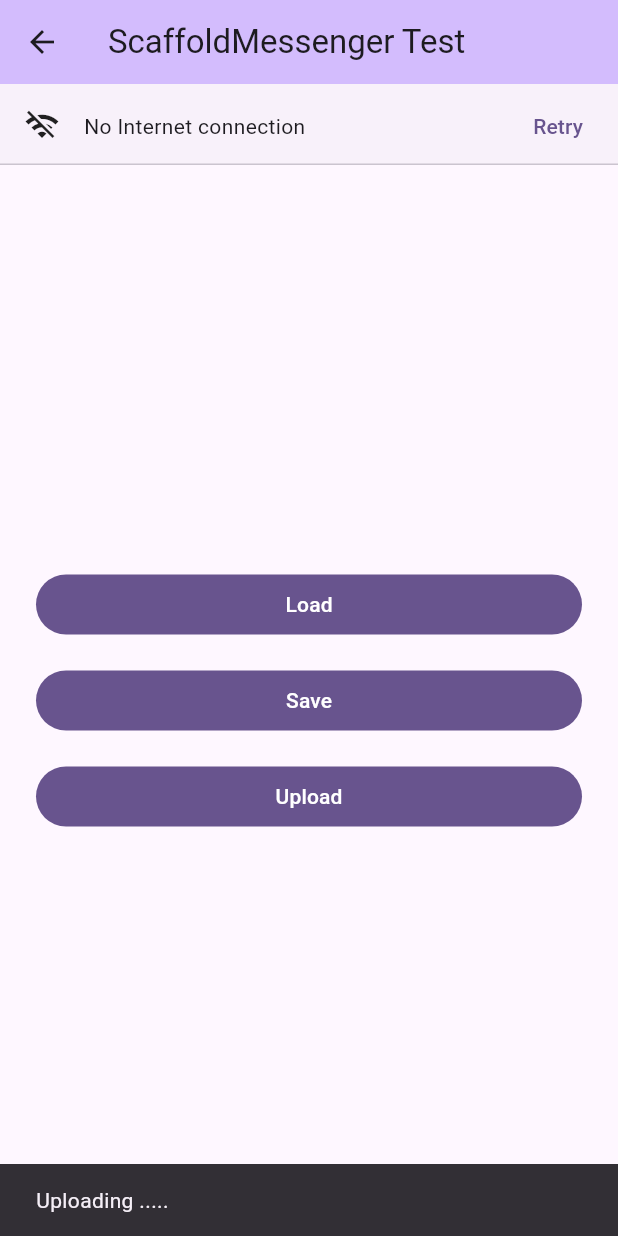
After one commit to mrashidcit/flutter-playground, a Flutter app: the ScaffoldMessengerTestScreen screen opened directly, after a tap on "Save", after a tap on "Upload", on a phone screen of 412 x 824 dp. The commit adds this screen. Run offline on Flutter 3.47's test engine with Material 3 defaults, Android fonts, the phone set to English and light mode, and no system bars.

Commit message:
feat: Practice ScaffoldMessanger with GlobalKey by showing Snackbar from Provider

```diff
--- a/lib/home/HomeScreen.dart
+++ b/lib/home/HomeScreen.dart
@@ -1,5 +1,6 @@
 import 'package:flutter/material.dart';
 import 'package:flutter_play_ground/fruit/FruitsScreen.dart';
+import 'package:flutter_play_ground/scaffoldMessenger/ScaffoldMessengerTestScreen.dart';
 import 'package:flutter_play_ground/signUp/SignUpScreen.dart';
 
 /// First screen of the app. Lets the user pick which demo screen to open.
@@ -33,6 +34,12 @@ class HomeScreen extends StatelessWidget {
                 onPressed: () => _open(context, const FruitsScreen()),
                 child: const Text('Fruit'),
               ),
+              const SizedBox(height: 16),
+              FilledButton(
+                onPressed: () =>
+                    _open(context, const ScaffoldMessengerTestScreen()),
+                child: const Text('ScaffoldMessanger Test'),
+              ),
             ],
           ),
         ),
--- a/lib/main.dart
+++ b/lib/main.dart
@@ -1,17 +1,28 @@
 import 'package:flutter/material.dart';
 import 'package:flutter_play_ground/home/HomeScreen.dart';
 import 'package:flutter_play_ground/fruit/FruitsScreen.dart';
+import 'package:flutter_play_ground/scaffoldMessenger/ScaffoldMessengerTestProvider.dart';
 import 'package:flutter_play_ground/signUp/SignUpProvider.dart';
 import 'package:provider/provider.dart';
 
 void main() {
   runApp(
     MultiProvider(
-      providers: [ChangeNotifierProvider(create: (_) => SignUpProvider())],
+      providers: [
+        ChangeNotifierProvider(create: (_) => SignUpProvider()),
+        ChangeNotifierProvider(create: (_) => ScaffoldMessengerTestProvider()),
+      ],
       child: const MyApp(),
     ),
   );
 }
+
+/// `GlobalKey<ScaffoldMessengerState>`
+/// Passed to `MaterialApp.scaffoldMessengerKey`, so it points to the app's root
+/// ScaffoldMessenger. With it we can show SnackBars from code that has no
+/// BuildContext, such as a provider.
+final GlobalKey<ScaffoldMessengerState> scaffoldMessengerKey =
+    GlobalKey<ScaffoldMessengerState>();
 
 class MyApp extends StatelessWidget {
   const MyApp({super.key});
@@ -21,6 +32,8 @@ class MyApp extends StatelessWidget {
   Widget build(BuildContext context) {
     return MaterialApp(
       title: 'Flutter Demo',
+      // Lets ScaffoldMessengerTestProvider show SnackBars without a context.
+      scaffoldMessengerKey: scaffoldMessengerKey,
       theme: ThemeData(
         // This is the theme of your application.
         //
--- /dev/null
+++ b/lib/scaffoldMessenger/ScaffoldMessengerTestProvider.dart
@@ -0,0 +1,37 @@
+import 'package:flutter/material.dart';
+import 'package:flutter_play_ground/main.dart';
+import 'package:flutter_play_ground/scaffoldMessenger/ScaffoldMessengerTestScreen.dart';
+
+/// Holds the state of [ScaffoldMessengerTestScreen].
+class ScaffoldMessengerTestProvider extends ChangeNotifier {
+  bool _isUploading = false;
+
+  bool get isUploading => _isUploading;
+
+  // --------------------------------- Actions ---------------------------------
+
+  /// Fakes an upload and shows SnackBars from inside the provider.
+  Future<void> upload() async {
+    if (_isUploading) return;
+    _isUploading = true;
+    notifyListeners();
+
+    _showSnackBar('Uploading .....');
+
+    // No BuildContext is needed after the await, so there is no
+    // "use_build_context_synchronously" problem here.
+    await Future.delayed(const Duration(seconds: 2));
+
+    _isUploading = false;
+    notifyListeners();
+
+    _showSnackBar('Upload complete');
+  }
+
+  void _showSnackBar(String msg) {
+    // currentState is null until MaterialApp has been built.
+    scaffoldMessengerKey.currentState
+      ?..hideCurrentSnackBar()
+      ..showSnackBar(SnackBar(content: Text(msg)));
+  }
+}
--- /dev/null
+++ b/lib/scaffoldMessenger/ScaffoldMessengerTestScreen.dart
@@ -0,0 +1,110 @@
+import 'package:flutter/material.dart';
+import 'package:flutter_play_ground/scaffoldMessenger/ScaffoldMessengerTestProvider.dart';
+import 'package:provider/provider.dart';
+
+/// Demo screen to learn `ScaffoldMessenger`.
+///
+/// `ScaffoldMessenger.of(context)` finds the nearest ScaffoldMessenger (the one
+/// MaterialApp creates for us) and uses it to show SnackBars and
+/// MaterialBanners on the current Scaffold.
+class ScaffoldMessengerTestScreen extends StatefulWidget {
+  const ScaffoldMessengerTestScreen({super.key});
+
+  @override
+  State<ScaffoldMessengerTestScreen> createState() =>
+      _ScaffoldMessengerTestScreenState();
+}
+
+class _ScaffoldMessengerTestScreenState
+    extends State<ScaffoldMessengerTestScreen> {
+  // Saved so we can clear the banner in dispose(), where `context` must not be
+  // used to look up ancestors.
+  late ScaffoldMessengerState _messenger;
+
+  @override
+  void didChangeDependencies() {
+    super.didChangeDependencies();
+    _messenger = ScaffoldMessenger.of(context);
+  }
+
+  @override
+  void dispose() {
+    // A MaterialBanner stays visible until it is hidden, even after this route
+    // is popped (it moves to the previous Scaffold). Remove it when we leave.
+    _messenger.removeCurrentMaterialBanner();
+    super.dispose();
+  }
+
+  // -------------------------------- SnackBar ---------------------------------
+
+  void _showSnackBar(String msg) {
+    // Hide the current SnackBar first, otherwise new ones are queued and shown
+    // one after another.
+    _messenger
+      ..hideCurrentSnackBar()
+      ..showSnackBar(SnackBar(content: Text(msg)));
+  }
+
+  // ----------------------------- MaterialBanner ------------------------------
+
+  void _showNoInternetBanner() {
+    _messenger
+      ..hideCurrentMaterialBanner()
+      ..showMaterialBanner(
+        MaterialBanner(
+          leading: const Icon(Icons.wifi_off),
+          content: const Text('No Internet connection'),
+          actions: [TextButton(onPressed: _retry, child: const Text('Retry'))],
+          overflowAlignment: OverflowBarAlignment.center,
+        ),
+      );
+  }
+
+  void _retry() {
+    // Unlike a SnackBar, a MaterialBanner never hides by itself.
+    _messenger
+      ..hideCurrentMaterialBanner()
+      ..hideCurrentSnackBar()
+      ..showSnackBar(const SnackBar(content: Text('Retrying...')));
+  }
+
+  @override
+  Widget build(BuildContext context) {
+    var provider = context.read<ScaffoldMessengerTestProvider>();
+
+    return Scaffold(
+      appBar: AppBar(
+        backgroundColor: Theme.of(context).colorScheme.inversePrimary,
+        title: const Text('ScaffoldMessenger Test'),
+      ),
+      body: Center(
+        child: Padding(
+          padding: const EdgeInsets.all(24),
+          child: Column(
+            mainAxisSize: MainAxisSize.min,
+            crossAxisAlignment: CrossAxisAlignment.stretch,
+            children: [
+              FilledButton(
+                onPressed: () {
+                  _showSnackBar('Loading .....');
+                },
+                child: const Text('Load'),
+              ),
+              const SizedBox(height: 16),
+              FilledButton(
+                onPressed: _showNoInternetBanner,
+                child: const Text('Save'),
+              ),
+              const SizedBox(height: 16),
+              // The SnackBars for Upload are shown by the provider itself.
+              FilledButton(
+                onPressed: provider.isUploading ? null : provider.upload,
+                child: Text(provider.isUploading ? 'Uploading...' : 'Upload'),
+              ),
+            ],
+          ),
+        ),
+      ),
+    );
+  }
+}
```
